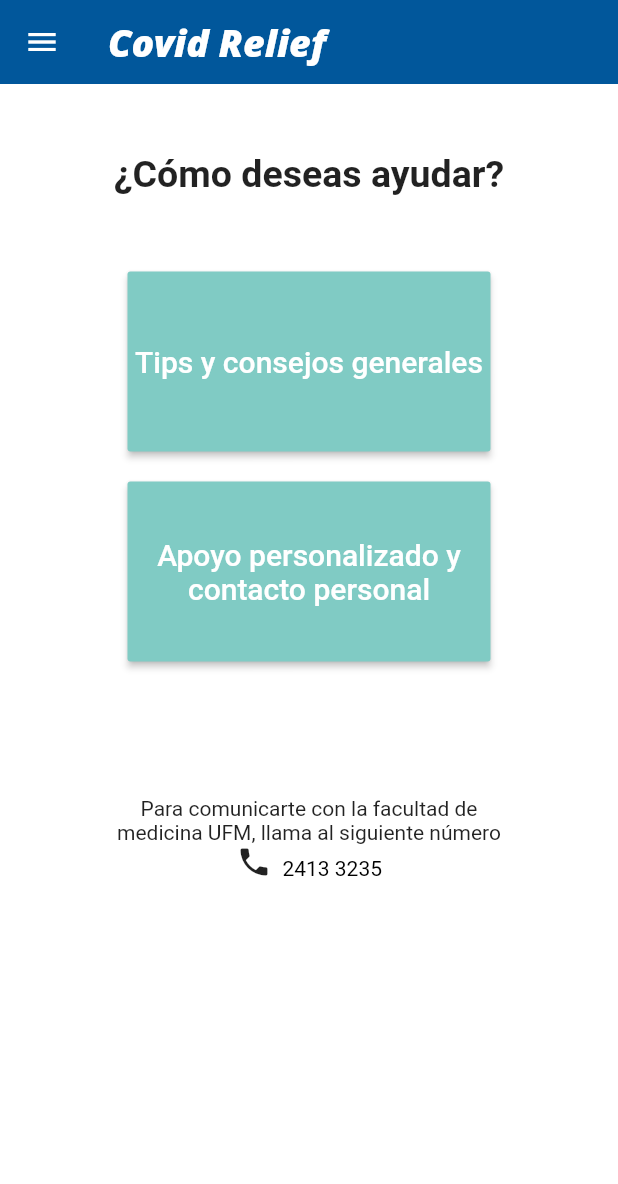
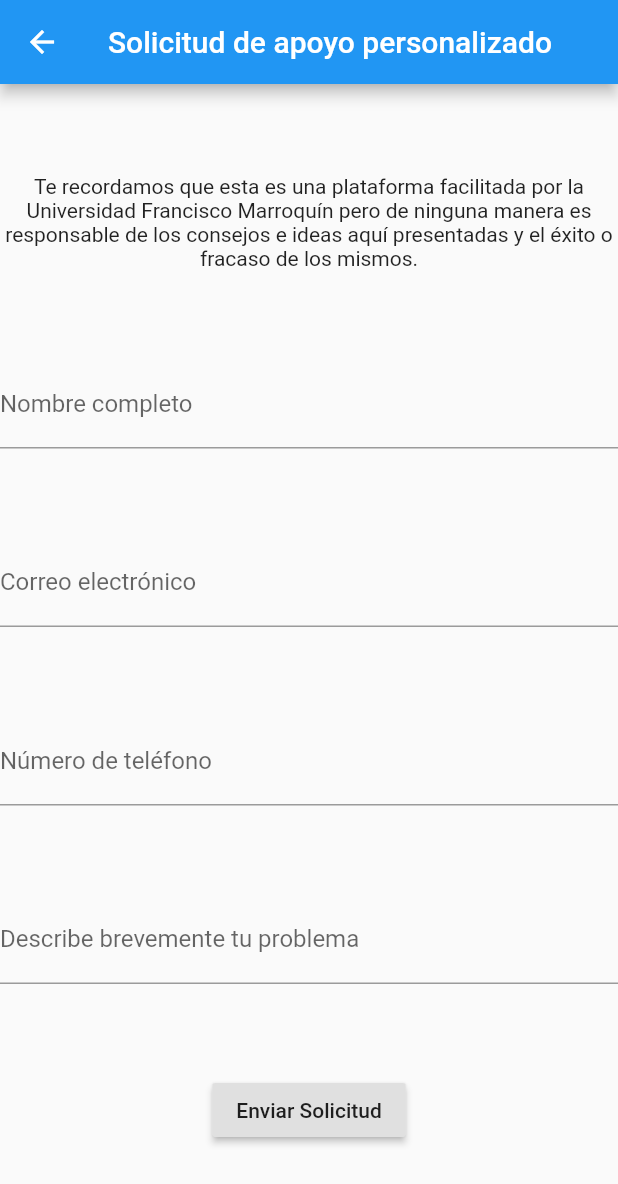
Before and after one commit to Covid-relief/CovidReliefApp, a Flutter app: the Help screen opened directly, after a tap on "Apoyo personalizado y contacto personal", on a phone screen of 412 x 824 dp. Shown: the top 1184 px of the screen. Run offline on Flutter 3.47's test engine with Material 2 defaults, Android fonts, the phone set to English and light mode, and no system bars; our stand-ins replace cloud_firestore, firebase_auth, flutter_secure_storage, google_sign_in; missing offline and left inert: flutter_auth_buttons, flutter_facebook_login; accounts and stored records are empty; Roboto replaces fonts that are missing (Open Sans).

Commit message:
Added personalized help form

```diff
--- /dev/null
+++ b/lib/screens/HelpCategory/HelpForm.dart
@@ -0,0 +1,82 @@
+
+import 'package:flutter/cupertino.dart';
+import 'package:flutter/material.dart';
+
+class HelpForm extends StatefulWidget {
+  @override
+  HelpFormState createState() {
+    return HelpFormState();
+  }
+}
+
+class HelpFormState extends State<HelpForm>{
+  final _formKey = GlobalKey<FormState>();
+  @override
+  Widget build(BuildContext context) {
+    // Build a Form widget using the _formKey created above.
+    return Scaffold(
+      appBar: AppBar(
+        title: Text('Solicitud de apoyo personalizado'),
+      ),
+      body: _buildForm(),
+    );
+  }
+
+  // APP LAYER?
+  Widget _buildForm() {
+    return Column(
+      mainAxisAlignment: MainAxisAlignment.spaceEvenly,
+      children: <Widget>[
+        _buildDisclaimer(),
+        _buildNameField(),
+        _buildEmailField(),
+        _buildPhoneField(),
+        _buildProblemField(),
+        _buildSubmitButton(),
+      ],
+    );
+  }
+
+  Widget _buildDisclaimer() {
+    return Text('Te recordamos que esta es una plataforma facilitada por la Universidad '
+        'Francisco Marroquín pero de ninguna manera es responsable de los consejos e ideas aquí presentadas '
+        'y el éxito o fracaso de los mismos.',
+      textAlign: TextAlign.center,
+    );
+  }
+
+  Widget _buildNameField() {
+    return TextFormField(
+      decoration: InputDecoration(labelText: 'Nombre completo'),
+    );
+  }
+
+  Widget _buildEmailField() {
+    return TextFormField(
+      decoration: InputDecoration(
+        labelText: 'Correo electrónico',
+
+      ),
+    );
+  }
+
+  Widget _buildPhoneField() {
+    return TextFormField(
+      decoration: InputDecoration(labelText: 'Número de teléfono'),
+    );
+  }
+
+  Widget _buildProblemField() {
+    return TextFormField(
+      decoration: InputDecoration(labelText: 'Describe brevemente tu problema'),
+    );
+  }
+
+
+  Widget _buildSubmitButton() {
+    return RaisedButton(
+      onPressed: () {},
+      child: Text('Enviar Solicitud'),
+    );
+  }
+}
--- a/lib/screens/HelpCategory/PersonalizedHelp.dart
+++ b/lib/screens/HelpCategory/PersonalizedHelp.dart
@@ -1,3 +1,4 @@
+import 'package:CovidRelief/screens/HelpCategory/HelpForm.dart';
 import 'package:CovidRelief/screens/authenticate/authenticate.dart';
 import 'package:CovidRelief/screens/home/home.dart';
 import 'package:CovidRelief/screens/home/user_profile.dart';
@@ -97,7 +98,8 @@ class Help extends StatelessWidget{
                   padding: const EdgeInsets.all(0.0),
                   textColor: Colors.white,
                   color: Colors.teal[200],
-                  onPressed:() {
+                  onPressed:() async {
+                    Navigator.pushReplacement(context, MaterialPageRoute(builder: (context) => HelpForm()),);
                   },
                   child: Text("Apoyo personalizado y contacto personal", style: TextStyle(fontSize: 20), textAlign: TextAlign.center)
                 ),
```
